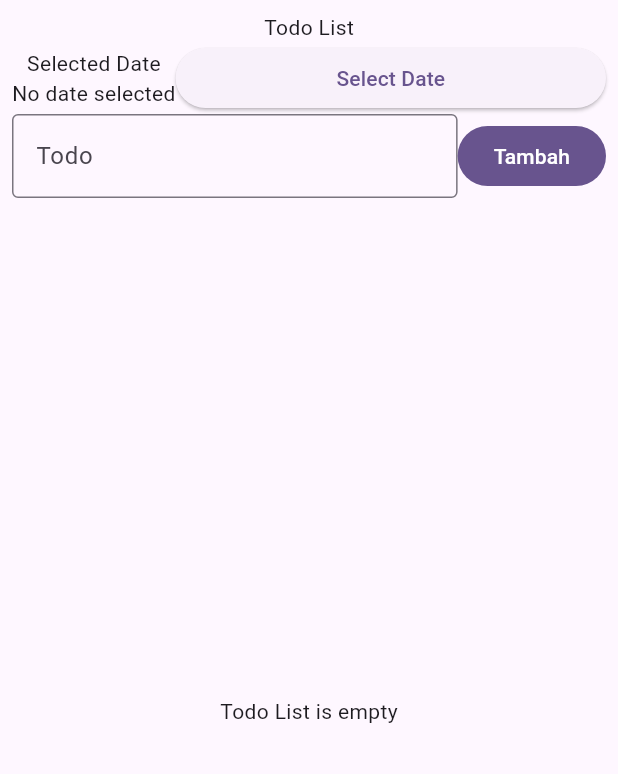
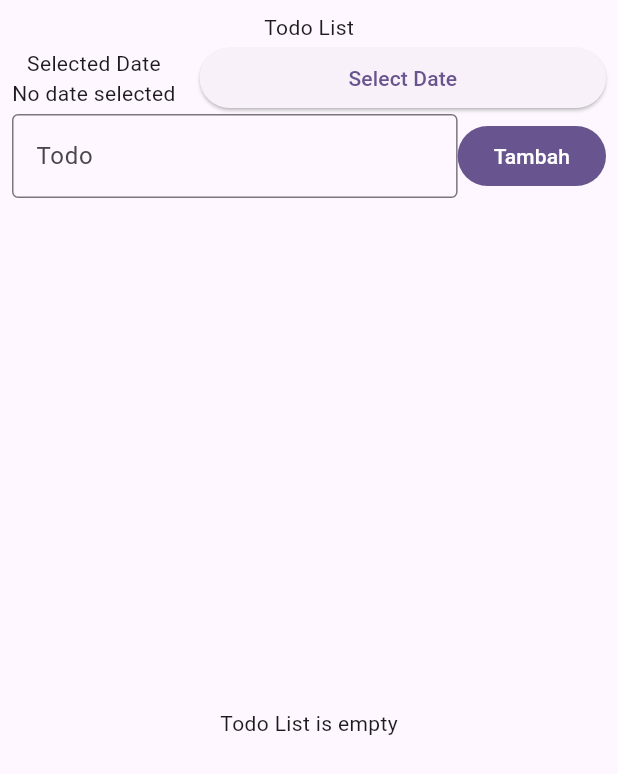
Before and after one commit to MusthafaLuthfi76/201_TodoBloc, a Flutter app: the TodoPage screen opened directly, on a phone screen of 412 x 824 dp. Shown: the top 774 px of the screen. Run offline on Flutter 3.47's test engine with Material 3 defaults, Android fonts, the phone set to English and light mode, and no system bars; our stand-ins replace bloc, flutter_bloc.

Commit message:
Menambahkan jarak antara elemen pada halaman todo

```diff
--- a/lib/presentation/todo_page.dart
+++ b/lib/presentation/todo_page.dart
@@ -35,6 +35,7 @@ class TodoPage extends StatelessWidget {
                       ),
                     ],
                   ),
+                    SizedBox(width: 16.0),
                   Expanded(
                     child: ElevatedButton(
                       onPressed: () {
@@ -96,7 +97,7 @@ class TodoPage extends StatelessWidget {
                   ],
                 ),
               ),
-
+              SizedBox(height: 16.0),
               Expanded(
                 child: BlocBuilder<TodoBloc, TodoState>(
                   builder: (context, state) {
```
